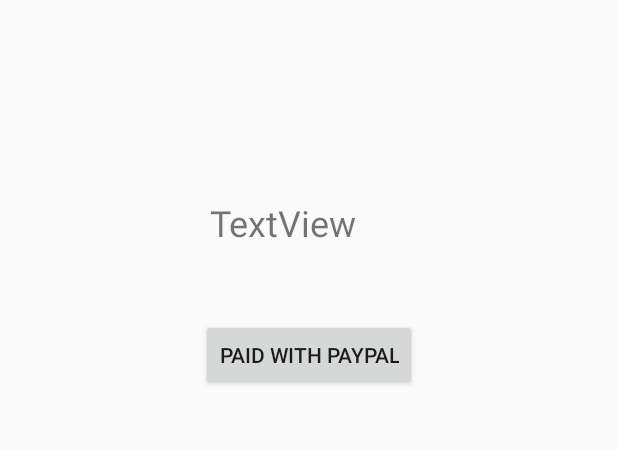
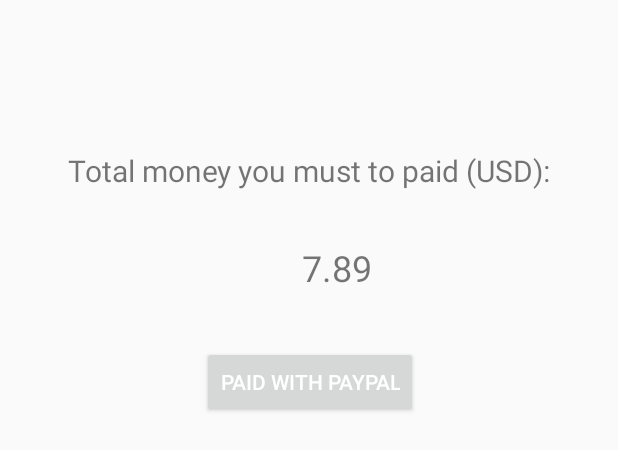
Before and after one commit to HealerNguyen/foodonline, an Android app: the layout activity_total.xml on its own in the app's theme, with its tools: preview values and no code run, on a phone screen of 412 x 824 dp. Shown: the top 450 px of the screen. Run offline under Robolectric (Android 15) with nearby library versions, the phone set to English and light mode, and no system bars; network calls fail.

Commit message:
fix paypal

```diff
--- a/app/src/main/java/com/example/user/salesapp/HomeAct.kt
+++ b/app/src/main/java/com/example/user/salesapp/HomeAct.kt
@@ -18,7 +18,7 @@
         super.onCreate(savedInstanceState)
         setContentView(R.layout.activity_home)
 
-        var url="http://192.168.8.100/SalesWeb/get_cat.php"
+        var url=UserInfo.urlIp + "/SalesWeb/get_cat.php"
         var list=ArrayList<String>()
         var rq:RequestQueue=Volley.newRequestQueue(this)
         var jar=JsonArrayRequest(Request.Method.GET,url,null,Response.Listener { response ->
--- a/app/src/main/java/com/example/user/salesapp/ItemAct.kt
+++ b/app/src/main/java/com/example/user/salesapp/ItemAct.kt
@@ -19,7 +19,7 @@
         setContentView(R.layout.activity_item)
 
         var cat:String=intent.getStringExtra("cat")
-        var url="http://192.168.8.100/SalesWeb/get_items.php?category="+cat
+        var url=UserInfo.urlIp + "/SalesWeb/get_items.php?category="+cat
         var list=ArrayList<Item>()
 
        var rq:RequestQueue=Volley.newRequestQueue(this)
--- a/app/src/main/java/com/example/user/salesapp/ItemAdapter.kt
+++ b/app/src/main/java/com/example/user/salesapp/ItemAdapter.kt
@@ -34,7 +34,7 @@
         {
             itemView.item_name.text=n
             itemView.item_price.text=p.toString()
-            var web:String="http://192.168.8.100/SalesWeb/images/"+u
+            var web:String=UserInfo.urlIp + "/SalesWeb/images/"+u
             web=web.replace(" ","%20")
             Picasso.with(itemView.context).load(web).into(itemView.item_photo)
 
--- a/app/src/main/java/com/example/user/salesapp/MainActivity.kt
+++ b/app/src/main/java/com/example/user/salesapp/MainActivity.kt
@@ -29,7 +29,7 @@
             if(login_password.text == null || login_mobile.text == null) {
                 Toast.makeText(this,"Please enter information to login!", Toast.LENGTH_LONG).show()
             }
-            var url = "http://127.0.0.1/SalesWeb/login.php?mobile=" + login_mobile.text.toString() + "&password=" +
+            var url = UserInfo.urlIp + "/SalesWeb/login.php?mobile=" + login_mobile.text.toString() + "&password=" +
                     login_password.text.toString()
 
             var rq: RequestQueue = Volley.newRequestQueue(this)
--- a/app/src/main/java/com/example/user/salesapp/OrderAct.kt
+++ b/app/src/main/java/com/example/user/salesapp/OrderAct.kt
@@ -22,7 +22,7 @@
         super.onCreate(savedInstanceState)
         setContentView(R.layout.activity_order)
 
-        var url="http://192.168.8.100/SalesWeb/get_temp.php?mobile="+UserInfo.mobile
+        var url=UserInfo.urlIp + "/SalesWeb/get_temp.php?mobile="+UserInfo.mobile
 
         var list=ArrayList<String>()
         var rq:RequestQueue=Volley.newRequestQueue(this)
@@ -59,7 +59,7 @@
 
         if(item?.itemId==R.id.item_cancel)
         {
-            var url="http://192.168.8.100/SalesWeb/cancel_order.php?mobile=" + UserInfo.mobile
+            var url=UserInfo.urlIp + "/SalesWeb/cancel_order.php?mobile=" + UserInfo.mobile
 
             var rq:RequestQueue=Volley.newRequestQueue(this)
             var sr= StringRequest(Request.Method.GET,url,Response.Listener { response ->
@@ -76,7 +76,7 @@
 
         if(item?.itemId==R.id.item_confirm)
         {
-            var url="http://192.168.8.100/SalesWeb/confirm_order.php?mobile=" + UserInfo.mobile
+            var url=UserInfo.urlIp + "/SalesWeb/confirm_order.php?mobile=" + UserInfo.mobile
             var rq:RequestQueue=Volley.newRequestQueue(this)
             var sr= StringRequest(Request.Method.GET,url,Response.Listener { response ->
 
--- a/app/src/main/java/com/example/user/salesapp/QtyFragment.kt
+++ b/app/src/main/java/com/example/user/salesapp/QtyFragment.kt
@@ -30,7 +30,7 @@
 
         btn.setOnClickListener {
 
-            var url="http://192.168.8.100/SalesWeb/add_temp.php?mobile=" + UserInfo.mobile+"&itemid="+UserInfo.itemId+
+            var url=UserInfo.urlIp + "/SalesWeb/add_temp.php?mobile=" + UserInfo.mobile+"&itemid="+UserInfo.itemId+
                     "&qty="+et.text.toString()
 
             var rq:RequestQueue=Volley.newRequestQueue(activity)
--- a/app/src/main/java/com/example/user/salesapp/RegAct.kt
+++ b/app/src/main/java/com/example/user/salesapp/RegAct.kt
@@ -22,7 +22,7 @@
         reg_signup.setOnClickListener {
 
             if(reg_password.text.toString().equals(reg_confirm.text.toString())) {
-                var url = "http://localhost/SalesWeb/add_user.php?mobile=" + reg_mobile.text.toString() + "&password=" +
+                var url = UserInfo.urlIp + "/SalesWeb/add_user.php?mobile=" + reg_mobile.text.toString() + "&password=" +
                         reg_password.text.toString() + "&name=" + reg_name.text.toString() + "&address=" + reg_address.text.toString()
 
                 var rq:RequestQueue=Volley.newRequestQueue(this)
--- a/app/src/main/java/com/example/user/salesapp/TotalAct.kt
+++ b/app/src/main/java/com/example/user/salesapp/TotalAct.kt
@@ -20,17 +20,17 @@
 class TotalAct : AppCompatActivity() {
 
     var config:PayPalConfiguration?=null
-    var amount:Double=0.0
+    var amount:Double=5.1
 
     override fun onCreate(savedInstanceState: Bundle?) {
         super.onCreate(savedInstanceState)
         setContentView(R.layout.activity_total)
 
-        var url="http://192.168.8.100/SalesWeb/get_total.php?bill_no=" + intent.getStringExtra("bno")
+        var url=UserInfo.urlIp + "/SalesWeb/get_total.php?bill_no=" + intent.getStringExtra("bno")
         var rq: RequestQueue = Volley.newRequestQueue(this)
         var sr= StringRequest(Request.Method.GET,url, Response.Listener { response ->
 
-            total_tv.text=response
+            total_tv.text="7.89"
 
         }, Response.ErrorListener { error ->
             Toast.makeText(this,error.message, Toast.LENGTH_LONG).show()
--- a/app/src/main/java/com/example/user/salesapp/UserInfo.kt
+++ b/app/src/main/java/com/example/user/salesapp/UserInfo.kt
@@ -7,5 +7,6 @@
         var itemId:Int=0
         var qty:Int=0
         var client_id:String="AUiPh04gUkNlmLzOuAlQS-fCafrSp0lNjGsV2TvLiucd9w9TWEfzITRd8dKS97AAqnclp6Ze7gKGTw84"
+        var urlIp:String="http://192.168.137.47"
     }
 }
--- a/app/src/main/res/layout/activity_total.xml
+++ b/app/src/main/res/layout/activity_total.xml
@@ -4,29 +4,41 @@
     xmlns:tools="http://schemas.android.com/tools"
     android:layout_width="match_parent"
     android:layout_height="match_parent"
+    android:paddingTop="50dp"
     tools:context="com.example.user.salesapp.TotalAct">
+
+    <TextView
+        android:id="@+id/textView3"
+        android:layout_width="wrap_content"
+        android:layout_height="wrap_content"
+        android:paddingTop="50dp"
+        android:textSize="20sp"
+        android:text="Total money you must to paid (USD):"
+        app:layout_constraintLeft_toLeftOf="parent"
+        app:layout_constraintRight_toRightOf="parent" />
 
     <TextView
         android:id="@+id/total_tv"
         android:layout_width="wrap_content"
         android:layout_height="wrap_content"
-        android:layout_marginStart="140dp"
-        android:layout_marginLeft="140dp"
-        android:layout_marginTop="132dp"
-        android:text="TextView"
+        android:layout_marginTop="112dp"
+        android:layout_marginRight="164dp"
+        android:text="7.89"
         android:textSize="24sp"
-        app:layout_constraintLeft_toLeftOf="parent"
         app:layout_constraintRight_toRightOf="parent"
-        app:layout_constraintStart_toStartOf="parent"
         app:layout_constraintTop_toTopOf="parent" />
 
     <Button
         android:id="@+id/paypal_btn"
         android:layout_width="wrap_content"
         android:layout_height="wrap_content"
-        android:layout_marginTop="48dp"
+        android:layout_marginTop="36dp"
         android:text="Paid with Paypal"
+        android:textColor="#ffffff"
+        app:layout_constraintHorizontal_bias="0.502"
         app:layout_constraintLeft_toLeftOf="parent"
         app:layout_constraintRight_toRightOf="parent"
         app:layout_constraintTop_toBottomOf="@+id/total_tv" />
+
+
 </android.support.constraint.ConstraintLayout>
```
Also changed, not shown: app/src/main/res/layout/activity_home.xml (+9 -0 lines).
